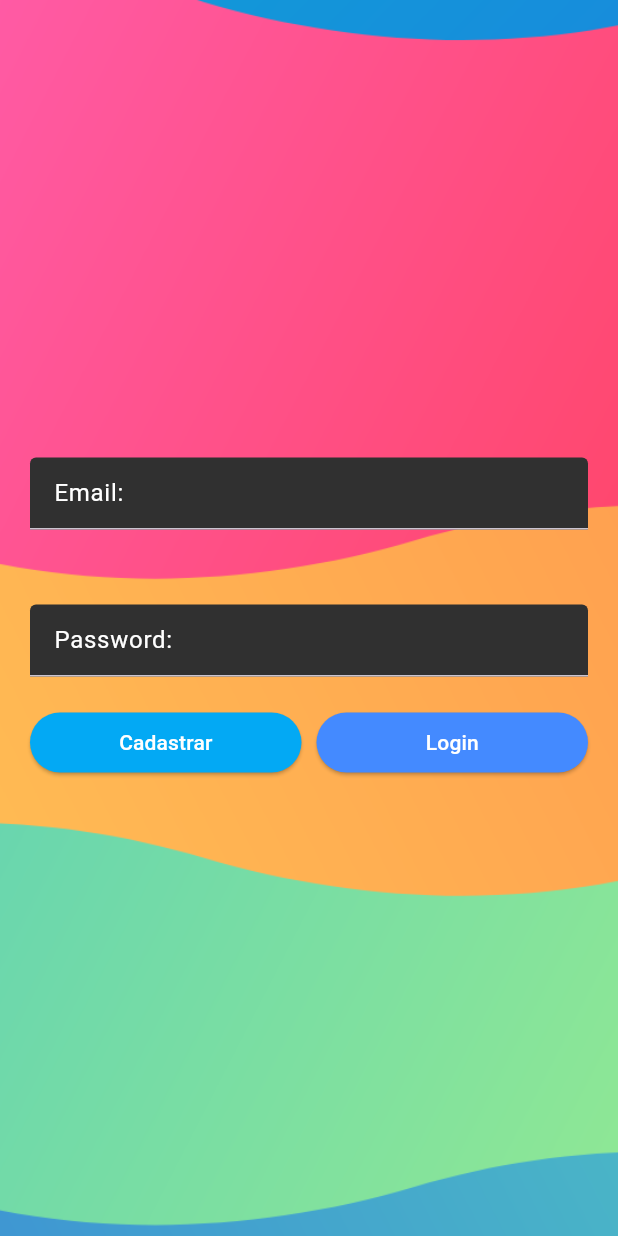
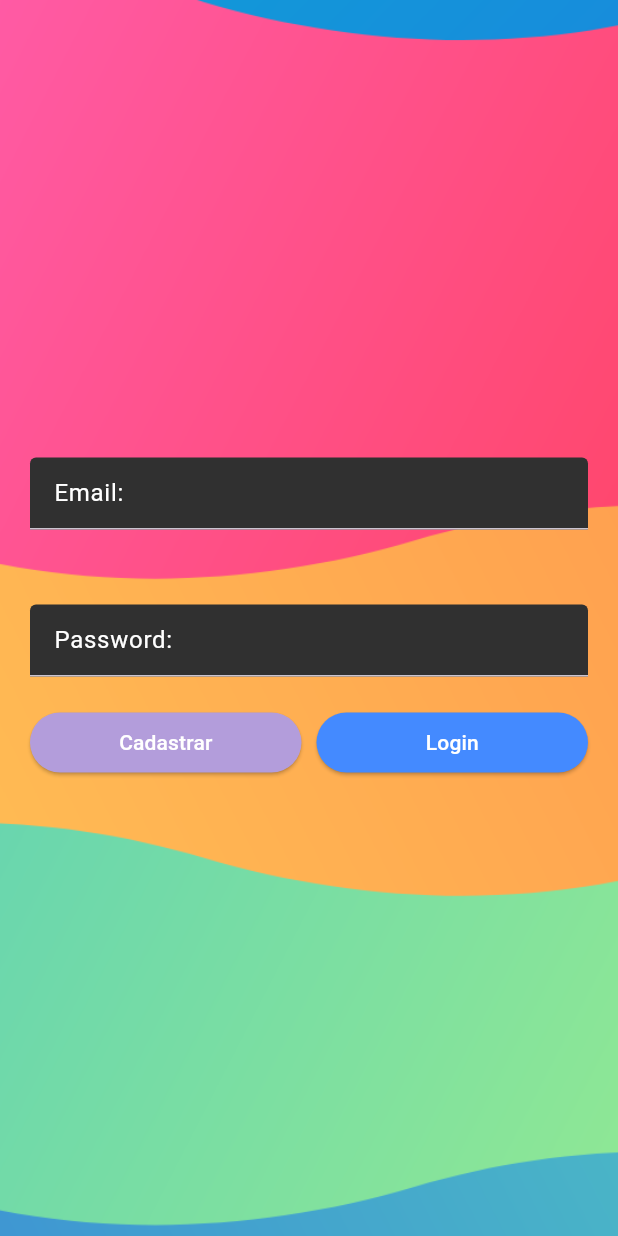
Before and after one commit to weslley-david/hexagonui, a Flutter app: the screen it shows after launch, on a phone screen of 412 x 824 dp. Run offline on Flutter 3.47's test engine with Material 3 defaults, Android fonts, the light colour scheme and no system bars; our stand-ins replace go_router, shared_preferences.

Commit message:
alterando cores

```diff
--- a/lib/main.dart
+++ b/lib/main.dart
@@ -31,13 +31,11 @@ final _router = GoRouter(
       },
     ),
     GoRoute(
-        path: '/detailclient/:id/:name', // Replace with your actual path
+        path: '/detailclient/:id/:name',
         name: 'detailclient',
         builder: (context, state) {
-          final userId =
-              state.pathParameters['id'] ?? '0'; // Providing a default value
-          final userName =
-              state.pathParameters['name'] ?? ''; // Providing a default value
+          final userId = state.pathParameters['id'] ?? '0';
+          final userName = state.pathParameters['name'] ?? '';
 
           return ClientDetail(
             id: userId,
@@ -45,11 +43,10 @@ final _router = GoRouter(
           );
         }),
     GoRoute(
-        path: '/detailavaliation/:id', // Replace with your actual path
+        path: '/detailavaliation/:id',
         name: 'detailavaliation',
         builder: (context, state) {
-          final avaliationId =
-              state.pathParameters['id'] ?? '0'; // Providing a default value
+          final avaliationId = state.pathParameters['id'] ?? '0';
 
           return AvaliationDetail(
             id: int.parse(avaliationId),
@@ -83,6 +80,7 @@ class MyApp extends StatelessWidget {
     return MaterialApp.router(
         debugShowCheckedModeBanner: false,
         title: 'Flutter Demo',
+        //theme: ThemeData.dark(),
         //--------------------------------------------
         // theme: ThemeData(
         //   colorScheme: ColorScheme.fromSeed(
@@ -109,7 +107,7 @@ class MyApp extends StatelessWidget {
         //------------------------------------------------------
         theme: ThemeData(
           brightness: Brightness.dark, // Define o tema como escuro
-          primaryColor: Colors.lightBlue,
+          primaryColor: Colors.purple[200],
           scaffoldBackgroundColor: const Color(0xFF121212),
           appBarTheme: const AppBarTheme(
             backgroundColor: Color(0xFF1F1F1F),
@@ -136,21 +134,21 @@ class MyApp extends StatelessWidget {
             hintStyle: TextStyle(color: Colors.white),
           ),
           buttonTheme: const ButtonThemeData(
-            buttonColor: Colors.lightBlue,
+            buttonColor: Colors.deepPurpleAccent,
             textTheme: ButtonTextTheme.primary,
           ),
           elevatedButtonTheme: ElevatedButtonThemeData(
             style: ElevatedButton.styleFrom(
-              backgroundColor: Colors.lightBlue,
+              backgroundColor: Colors.deepPurple[200],
               foregroundColor: Colors.white,
             ),
           ),
           floatingActionButtonTheme: const FloatingActionButtonThemeData(
-            backgroundColor: Colors.lightBlue,
+            backgroundColor: Colors.deepPurpleAccent,
           ),
           checkboxTheme: CheckboxThemeData(
             checkColor: MaterialStateProperty.all(Colors.white),
-            fillColor: MaterialStateProperty.all(Colors.lightBlue),
+            fillColor: MaterialStateProperty.all(Colors.purple[200]),
           ),
         ),
         routerConfig: _router);
--- a/lib/pages/clientDetail/show_atec_evolution.dart
+++ b/lib/pages/clientDetail/show_atec_evolution.dart
@@ -80,7 +80,7 @@ class BarChartPainter extends CustomPainter {
 
     final double width = size.width;
     final double height = size.height;
-    final Paint barPaint = Paint()..color = Colors.blue;
+    final Paint barPaint = Paint()..color = Colors.deepPurpleAccent;
 
     final double chartWidth = width - 20;
     final double chartHeight = height - 20;
--- a/lib/pages/createClient/create_client.dart
+++ b/lib/pages/createClient/create_client.dart
@@ -39,6 +39,7 @@ class _CreateClientState extends State<CreateClient> {
         'bio': bio,
         'birthdate': birthdate,
         'gender': _gender,
+        'imageurl': 'https://hexagon-no2i.onrender.com/static/client.png'
       };
 
       String? token = await getAccessToken();
```
Also changed, not shown: lib/pages/addClient/add_client.dart (+1 -9 lines), lib/pages/clientDetail/client_detail.dart (+12 -12 lines), lib/pages/home/home.dart (+27 -24 lines), lib/pages/removeClient/delete_client.dart (+1 -9 lines).
